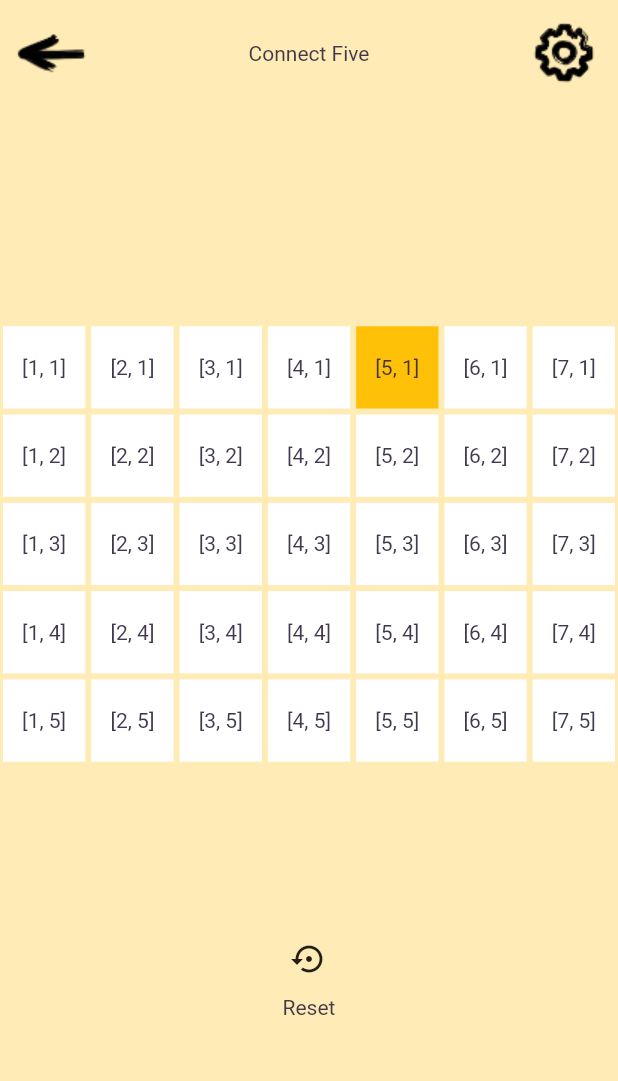
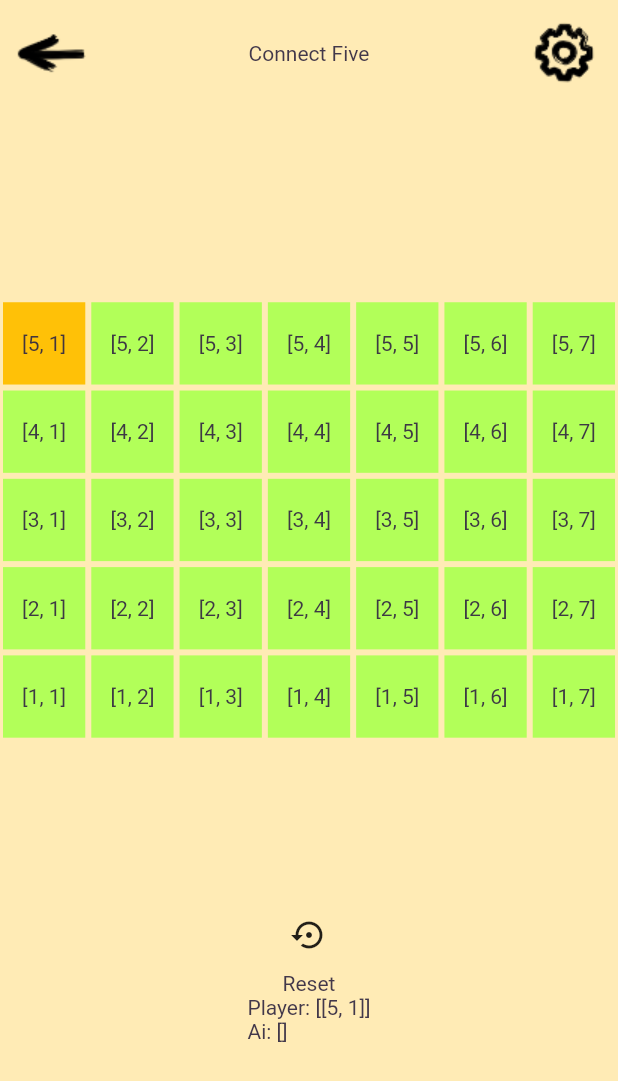
Before and after one commit to davefaliskie/game_1, a Flutter app: the PlaySessionScreen screen opened directly with sample values from the repository, after a tap on an icon or button, on a phone screen of 412 x 824 dp. Shown: the top 1081 px of the screen. Run offline on Flutter 3.47's test engine with Material 2 defaults, Android fonts, the light colour scheme and no system bars; our stand-ins replace audioplayers, firebase_core, firebase_crashlytics, go_router, google_mobile_ads, in_app_purchase and 1 more; missing offline and left inert: games_services; accounts and stored records are empty.

Commit message:
use provider and change notifier to hold board state

```diff
--- a/lib/src/game_internals/board_setting.dart
+++ b/lib/src/game_internals/board_setting.dart
@@ -9,26 +9,4 @@ class BoardSetting {
   int totalTiles() {
     return cols * rows;
   }
-
-  List<int> tilePosition(int boardIndex) {
-
-    // int x = ((boardIndex + 1) / cols).ceil();
-    // int y = ((rows * cols) + 1) - ((rows * cols) - boardIndex);
-
-    int column = (boardIndex % cols).ceil() + 1;
-    int row = ((boardIndex + 1) / cols).ceil();
-    return [column, row];
-  }
-
-
-  // @override
-  // int get hashCode => Object.hash(cols, rows);
-  //
-  // @override
-  // bool operator ==(Object other) {
-  //   return other is BoardSetting &&
-  //       other.cols == cols &&
-  //       other.rows == rows &&
-  //       other.tiles == tiles;
-  // }
 }
--- /dev/null
+++ b/lib/src/game_internals/board_state.dart
@@ -0,0 +1,29 @@
+import 'package:flutter/foundation.dart';
+import 'package:flutter/material.dart';
+
+class BoardState extends ChangeNotifier {
+  // the current state of the board will be determined by these two lists.
+  final List<List<int>> playerTaken = [];
+  final List<List<int>> aiTaken = [];
+
+  // set the tile color based on the given tile's coordinates
+  Color tileColor(List<int> coordinates) {
+    if (playerTaken.any((c) => listEquals(c, coordinates))) {
+      return Colors.amber;
+    } else if (aiTaken.any((c) => listEquals(c, coordinates))) {
+      return Colors.redAccent;
+    } else {
+      return Colors.lightGreenAccent;
+    }
+  }
+
+  // the action called when a tile is clicked.
+  void makeMove(List<int> coordinates) {
+    // skip if the list already has the coordinates.
+    if (playerTaken.any((c) => listEquals(c, coordinates))) {
+      return;
+    }
+    playerTaken.add(coordinates);
+    notifyListeners();
+  }
+}
--- /dev/null
+++ b/lib/src/game_internals/tile_state.dart
@@ -0,0 +1,22 @@
+import 'package:game_template/src/game_internals/board_setting.dart';
+
+class TileState {
+  final BoardSetting boardSetting;
+  final int boardIndex;
+
+
+  TileState(this.boardSetting, this.boardIndex);
+
+  int row() {
+    return boardSetting.rows - ((boardIndex + 1) / boardSetting.cols).ceil() + 1;
+  }
+
+  int col() {
+    return (boardIndex % boardSetting.cols).ceil() + 1;
+  }
+
+  List<int> coordinates() {
+    return [row(), col()];
+  }
+
+}
--- a/lib/src/play_session/board_tile.dart
+++ b/lib/src/play_session/board_tile.dart
@@ -1,48 +1,49 @@
 import 'package:flutter/material.dart';
+import 'package:game_template/src/game_internals/board_setting.dart';
 import 'package:logging/logging.dart';
+import 'package:provider/provider.dart';
 
-enum TileState { blank, player, ai }
+import '../game_internals/board_state.dart';
+import '../game_internals/tile_state.dart';
 
 class BoardTile extends StatefulWidget {
-  final List position;
-  static final Logger _log = Logger('_BoardTile');
+  final int boardIndex;
+  final BoardSetting boardSetting;
 
-  const BoardTile({super.key, required this.position});
+  const BoardTile({super.key, required this.boardIndex, required this.boardSetting});
 
   @override
   State<BoardTile> createState() => _BoardTileState();
 }
 
 class _BoardTileState extends State<BoardTile> {
-  TileState _tileState = TileState.blank;
+  List? coordinates;
+
+  @override
+  void initState() {
+    super.initState();
+    coordinates = TileState(widget.boardSetting, widget.boardIndex).coordinates();
+  }
 
   @override
   Widget build(BuildContext context) {
+    final tileState = TileState(widget.boardSetting, widget.boardIndex);
+
     return InkResponse(
       onTap: () {
-        print("${widget.position} was clicked");
-        setState(() {
-          _tileState = TileState.player;
-        });
+        Provider.of<BoardState>(context, listen: false).makeMove(tileState.coordinates());
       },
       child: Padding(
         padding: const EdgeInsets.all(2.0),
-        child: Container(
-          color: tileColor(_tileState),
-          child: Center(child: Text("${widget.position}")),
+        child: Consumer<BoardState>(
+          builder: (context, bordState, child) {
+            return Container(
+              color: bordState.tileColor(tileState.coordinates()),
+              child: Center(child: Text("${tileState.coordinates()}")),
+            );
+          }
         ),
       ),
     );
   }
-
-  Color tileColor(TileState tileState) {
-    switch (tileState) {
-      case TileState.blank:
-        return Colors.white;
-      case TileState.player:
-        return Colors.amber;
-      case TileState.ai:
-        return Colors.redAccent;
-    }
-  }
 }
--- a/lib/src/play_session/game_board.dart
+++ b/lib/src/play_session/game_board.dart
@@ -28,7 +28,7 @@ class _GameBoardState extends State<GameBoard> {
               crossAxisCount: widget.boardSetting.cols,
               children: [
                 for (var i = 0; i < widget.boardSetting.totalTiles(); i++)
-                  BoardTile(position: widget.boardSetting.tilePosition(i)),
+                  BoardTile(boardIndex: i, boardSetting: widget.boardSetting),
               ],
             ),
           ),
--- a/lib/src/play_session/play_session_screen.dart
+++ b/lib/src/play_session/play_session_screen.dart
@@ -14,6 +14,7 @@ import 'package:provider/provider.dart';
 import '../ads/ads_controller.dart';
 import '../audio/audio_controller.dart';
 import '../audio/sounds.dart';
+import '../game_internals/board_state.dart';
 import '../games_services/games_services.dart';
 import '../games_services/score.dart';
 import '../in_app_purchase/in_app_purchase.dart';
@@ -42,13 +43,18 @@ class _PlaySessionScreenState extends State<PlaySessionScreen> {
 
   late DateTime _startOfPlay;
 
+  //TODO move the board settings to be defined by the level.
   final BoardSetting boardSetting = BoardSetting(cols: 7, rows: 5);
 
   @override
   Widget build(BuildContext context) {
     final palette = context.watch<Palette>();
 
-    return IgnorePointer(
+    return MultiProvider(
+      providers: [
+        ChangeNotifierProvider(create: (context) => BoardState()),
+      ],
+      child: IgnorePointer(
         ignoring: _duringCelebration,
         child: Scaffold(
           backgroundColor: palette.backgroundPlaySession,
@@ -74,7 +80,8 @@ class _PlaySessionScreenState extends State<PlaySessionScreen> {
                             ),
                             Text("Connect Five"),
                             InkResponse(
-                            onTap: () => GoRouter.of(context).push('/settings'),
+                              onTap: () =>
+                                  GoRouter.of(context).push('/settings'),
                               child: Image.asset(
                                 'assets/images/settings.png',
                                 semanticLabel: 'Settings',
@@ -90,6 +97,17 @@ class _PlaySessionScreenState extends State<PlaySessionScreen> {
                         icon: Icon(Icons.settings_backup_restore),
                       ),
                       Text("Reset"),
+                      Consumer<BoardState>(
+                          builder: (context, bordState, child) {
+                            return Column(
+                              crossAxisAlignment: CrossAxisAlignment.start,
+                              children: [
+                                Text('Player: ${bordState.playerTaken}'),
+                                Text('Ai: ${bordState.aiTaken}'),
+                              ],
+                            );
+                          }
+                      ),
                       Spacer(),
                     ],
                   ),
@@ -105,6 +123,7 @@ class _PlaySessionScreenState extends State<PlaySessionScreen> {
                   ),
                 ),
               ],
+            ),
           ),
         ),
       ),
```
Lines whose indentation alone changed are shown as unchanged.
